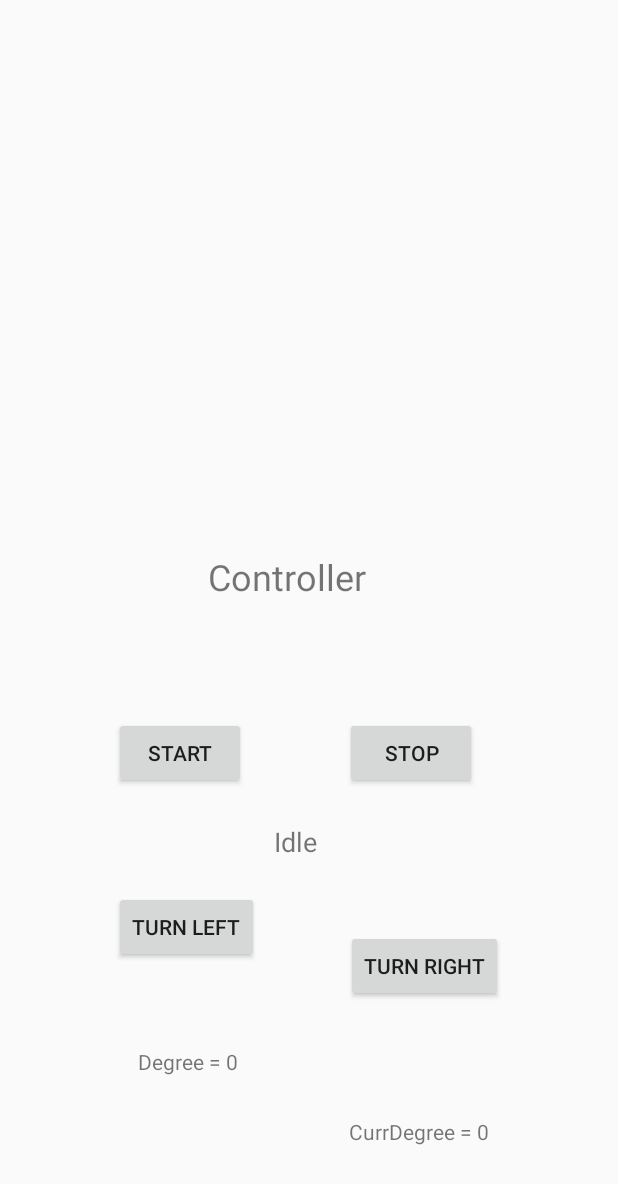
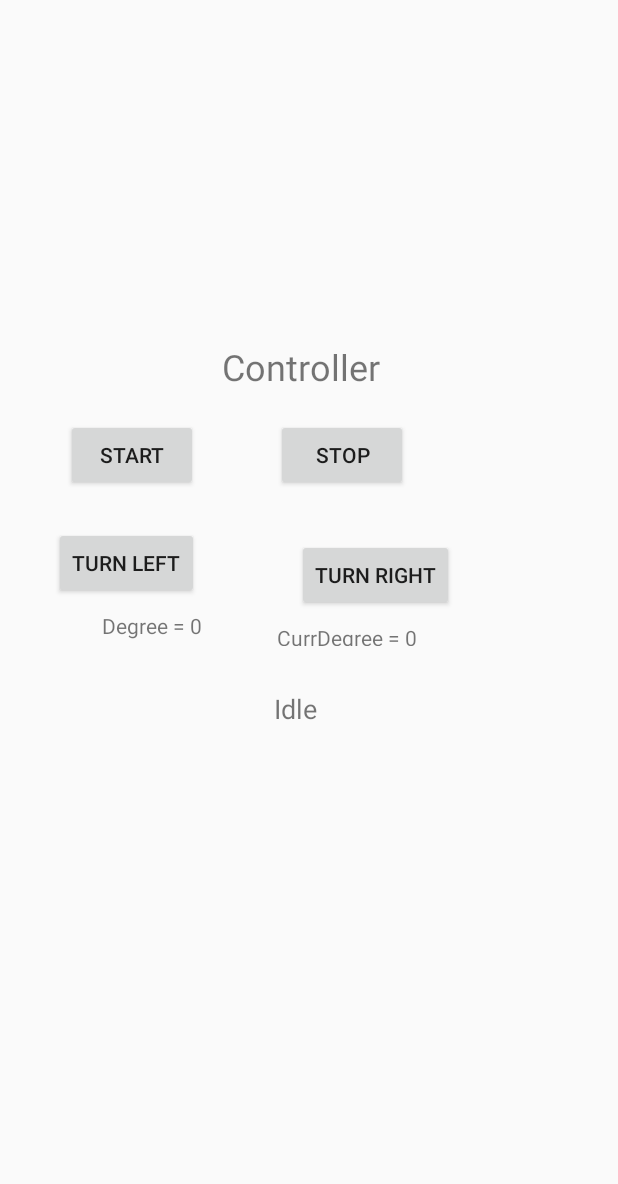
Before and after one commit to Hiren-Khatri/Human-Following-Trolley, an Android app: the layout activity_main.xml on its own in the app's theme, with its tools: preview values and no code run, on a phone screen of 412 x 824 dp. Shown: the top 1184 px of the screen. Run offline under Robolectric (Android 15) with nearby library versions, the phone set to English and light mode, and no system bars.

```diff
--- a/app/src/main/res/layout/activity_main.xml
+++ b/app/src/main/res/layout/activity_main.xml
@@ -13,15 +13,15 @@
         android:layout_width="194dp"
         android:layout_height="31dp"
         android:layout_marginStart="8dp"
-        android:layout_marginTop="368dp"
+        android:layout_marginTop="12dp"
         android:layout_marginEnd="8dp"
         android:text="Controller"
         android:textAlignment="center"
         android:textSize="24sp"
         app:layout_constraintEnd_toEndOf="parent"
-        app:layout_constraintHorizontal_bias="0.427"
+        app:layout_constraintHorizontal_bias="0.472"
         app:layout_constraintStart_toStartOf="parent"
-        app:layout_constraintTop_toTopOf="parent" />
+        app:layout_constraintTop_toBottomOf="@+id/relative_scan_take_single" />
 
     <TextView
         android:id="@+id/tvDirection"
@@ -44,61 +44,55 @@
         android:id="@+id/btnRight"
         android:layout_width="wrap_content"
         android:layout_height="wrap_content"
-        android:layout_marginStart="8dp"
-        android:layout_marginTop="8dp"
-        android:layout_marginEnd="64dp"
-        android:layout_marginBottom="8dp"
+        android:layout_marginStart="48dp"
+        android:layout_marginTop="32dp"
+        android:layout_marginEnd="8dp"
         android:text="Turn Right"
-        app:layout_constraintBottom_toTopOf="@+id/tvCurrDegree"
         app:layout_constraintEnd_toEndOf="parent"
-        app:layout_constraintHorizontal_bias="0.796"
+        app:layout_constraintHorizontal_bias="0.148"
         app:layout_constraintStart_toEndOf="@+id/btnLeft"
-        app:layout_constraintTop_toBottomOf="@+id/btnStop"
-        app:layout_constraintVertical_bias="0.555" />
+        app:layout_constraintTop_toBottomOf="@+id/btnStop" />
 
     <Button
         android:id="@+id/btnLeft"
         android:layout_width="wrap_content"
         android:layout_height="wrap_content"
-        android:layout_marginStart="76dp"
-        android:layout_marginTop="68dp"
-        android:layout_marginBottom="8dp"
+        android:layout_marginStart="36dp"
+        android:layout_marginTop="24dp"
         android:text="Turn Left"
-        app:layout_constraintBottom_toBottomOf="parent"
         app:layout_constraintStart_toStartOf="parent"
-        app:layout_constraintTop_toBottomOf="@+id/btnStart"
-        app:layout_constraintVertical_bias="0.0" />
+        app:layout_constraintTop_toBottomOf="@+id/btnStart" />
 
     <Button
         android:id="@+id/btnStart"
         android:layout_width="wrap_content"
         android:layout_height="wrap_content"
-        android:layout_marginStart="76dp"
-        android:layout_marginTop="92dp"
+        android:layout_marginStart="44dp"
+        android:layout_marginTop="20dp"
         android:text="Start"
         app:layout_constraintStart_toStartOf="parent"
-        app:layout_constraintTop_toBottomOf="@+id/relative_scan_take_single" />
+        app:layout_constraintTop_toBottomOf="@+id/tvController" />
 
     <Button
         android:id="@+id/btnStop"
         android:layout_width="wrap_content"
         android:layout_height="wrap_content"
-        android:layout_marginStart="8dp"
-        android:layout_marginTop="92dp"
-        android:layout_marginEnd="64dp"
+        android:layout_marginStart="52dp"
+        android:layout_marginTop="20dp"
+        android:layout_marginEnd="8dp"
         android:text="Stop"
         app:layout_constraintEnd_toEndOf="parent"
-        app:layout_constraintHorizontal_bias="0.658"
+        app:layout_constraintHorizontal_bias="0.0"
         app:layout_constraintStart_toEndOf="@+id/btnStart"
-        app:layout_constraintTop_toBottomOf="@+id/relative_scan_take_single" />
+        app:layout_constraintTop_toBottomOf="@+id/tvController" />
 
     <TextView
         android:id="@+id/tvDegree"
         android:layout_width="wrap_content"
         android:layout_height="wrap_content"
-        android:layout_marginStart="92dp"
-        android:layout_marginTop="56dp"
-        android:layout_marginBottom="8dp"
+        android:layout_marginStart="68dp"
+        android:layout_marginTop="8dp"
+        android:layout_marginBottom="228dp"
         android:text="Degree = 0"
         app:layout_constraintBottom_toBottomOf="parent"
         app:layout_constraintStart_toStartOf="parent"
@@ -108,26 +102,28 @@
     <TextView
         android:id="@+id/tvCurrDegree"
         android:layout_width="wrap_content"
-        android:layout_height="wrap_content"
+        android:layout_height="15dp"
         android:layout_marginStart="8dp"
+        android:layout_marginTop="8dp"
         android:layout_marginEnd="8dp"
         android:layout_marginBottom="60dp"
         android:text="CurrDegree = 0"
         app:layout_constraintBottom_toBottomOf="parent"
         app:layout_constraintEnd_toEndOf="parent"
-        app:layout_constraintHorizontal_bias="0.457"
-        app:layout_constraintStart_toEndOf="@+id/tvDegree" />
+        app:layout_constraintHorizontal_bias="0.25"
+        app:layout_constraintStart_toEndOf="@+id/tvDegree"
+        app:layout_constraintTop_toBottomOf="@+id/btnRight"
+        app:layout_constraintVertical_bias="0.0" />
 
     <RelativeLayout
         android:id="@+id/relative_scan_take_single"
         android:layout_width="200dp"
         android:layout_height="200dp"
-        android:layout_marginStart="117dp"
-        android:layout_marginTop="139dp"
-        android:layout_marginEnd="117dp"
-        android:layout_marginBottom="392dp"
-        app:layout_constraintBottom_toBottomOf="parent"
+        android:layout_marginStart="106dp"
+        android:layout_marginTop="16dp"
+        android:layout_marginEnd="105dp"
         app:layout_constraintEnd_toEndOf="parent"
+        app:layout_constraintHorizontal_bias="0.505"
         app:layout_constraintStart_toStartOf="parent"
         app:layout_constraintTop_toTopOf="parent">
 
```
Also changed, not shown: app/src/main/java/com/example/alexander/helloioio/MainActivity.java (+87 -46 lines), navisenslocationprovider/src/main/java/io/indoorlocation/navisens/NavisensIndoorLocationProvider.java (+11 -5 lines).
